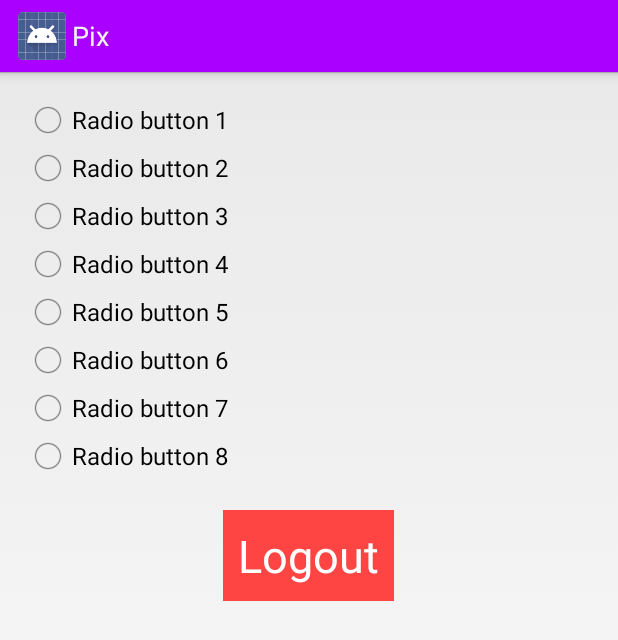
After one commit to ArniVidir92/pic, an Android app: the layout activity_settings.xml on its own in the app's theme, with its tools: preview values and no code run, on a phone screen of 412 x 824 dp. The commit adds this screen. Shown: the top 640 px of the screen. Run offline under Robolectric (Android 15) with nearby library versions, the phone set to English and light mode, and no system bars.

Commit message:
Settings actvity og super settings activity
super settings sem flest activity eiga að extenda

```diff
--- a/Pix/app/build.gradle
+++ b/Pix/app/build.gradle
@@ -21,8 +21,8 @@ android {
 
 dependencies {
     compile fileTree(dir: 'libs', include: ['*.jar'])
+    compile fileTree(dir: 'libs', include: 'Parse-1.8.2.jar')
     compile 'com.android.support:support-v13:21.0.3'
     compile 'com.android.support:support-v4:21.0.3'
     compile 'com.parse.bolts:bolts-android:1.+'
-    compile fileTree(dir: 'libs', include: 'Parse-1.8.2.jar')
 }
--- /dev/null
+++ b/Pix/app/src/main/res/layout/activity_settings.xml
@@ -0,0 +1,67 @@
+<RelativeLayout xmlns:android="http://schemas.android.com/apk/res/android"
+    xmlns:tools="http://schemas.android.com/tools" android:layout_width="match_parent"
+    android:layout_height="match_parent" android:paddingLeft="@dimen/activity_horizontal_margin"
+    android:paddingRight="@dimen/activity_horizontal_margin"
+    android:paddingTop="@dimen/activity_vertical_margin"
+    android:paddingBottom="@dimen/activity_vertical_margin"
+    tools:context="com.development.napptime.pix.SettingsActivity">
+
+    <ScrollView
+        android:layout_width="fill_parent"
+        android:layout_height="fill_parent">
+        <LinearLayout
+            android:layout_width="fill_parent"
+            android:layout_height="fill_parent"
+            android:orientation="vertical">
+
+
+            <RadioButton
+                android:layout_width="wrap_content"
+                android:layout_height="wrap_content"
+                android:text="Radio button 1"/>
+
+            <RadioButton
+                android:layout_width="wrap_content"
+                android:layout_height="wrap_content"
+                android:text="Radio button 2"/>
+            <RadioButton
+                android:layout_width="wrap_content"
+                android:layout_height="wrap_content"
+                android:text="Radio button 3"/>
+            <RadioButton
+                android:layout_width="wrap_content"
+                android:layout_height="wrap_content"
+                android:text="Radio button 4"/>
+            <RadioButton
+                android:layout_width="wrap_content"
+                android:layout_height="wrap_content"
+                android:text="Radio button 5"/>
+            <RadioButton
+                android:layout_width="wrap_content"
+                android:layout_height="wrap_content"
+                android:text="Radio button 6"/>
+            <RadioButton
+                android:layout_width="wrap_content"
+                android:layout_height="wrap_content"
+                android:text="Radio button 7"/>
+            <RadioButton
+                android:layout_width="wrap_content"
+                android:layout_height="wrap_content"
+                android:text="Radio button 8"/>
+
+            <Button
+                android:layout_width="wrap_content"
+                android:layout_height="wrap_content"
+                android:layout_marginTop="20dp"
+                android:padding = "10dp"
+                android:text="Logout"
+                android:onClick="Logout"
+                android:textSize="30dp"
+                android:background="@color/red"
+                android:layout_gravity="center"
+                />
+
+        </LinearLayout>
+    </ScrollView>
+
+</RelativeLayout>
--- /dev/null
+++ b/Pix/app/src/main/res/menu/menu_settings.xml
@@ -0,0 +1,6 @@
+<menu xmlns:android="http://schemas.android.com/apk/res/android"
+    xmlns:tools="http://schemas.android.com/tools"
+    tools:context="com.development.napptime.pix.SettingsActivity">
+    <item android:id="@+id/action_settings" android:title="@string/action_settings"
+        android:orderInCategory="100" android:showAsAction="never" />
+</menu>
--- a/Pix/app/src/main/res/values/strings.xml
+++ b/Pix/app/src/main/res/values/strings.xml
@@ -15,5 +15,6 @@
     <string name="pirates">Public</string>
     <string name="publicGroup">Public</string>
     <string name="privateGroup">Private</string>
+    <string name="title_activity_settings">SettingsActivity</string>
 
 </resources>
```
Also changed, not shown: Pix/app/src/main/AndroidManifest.xml (+4 -3 lines), Pix/app/src/main/java/com/development/napptime/pix/LoginActivity.java (+7 -0 lines), Pix/app/src/main/java/com/development/napptime/pix/SettingsActivity.java (added, +44 -0 lines), Pix/app/src/main/java/com/development/napptime/pix/SuperSettingsActivity.java (added, +40 -0 lines), Pix/app/src/main/res/layout/activity_login.xml (+4 -8 lines), Pix/app/src/main/res/layout/login_header.xml (deleted, +0 -12 lines), Pix/app/src/main/res/values/strings_activity_settings.xml (added, +60 -0 lines), Pix/app/src/main/res/xml/pref_data_sync.xml (added, +21 -0 lines), Pix/app/src/main/res/xml/pref_general.xml (added, +33 -0 lines), Pix/app/src/main/res/xml/pref_headers.xml (added, +17 -0 lines), Pix/app/src/main/res/xml/pref_notification.xml (added, +27 -0 lines).
